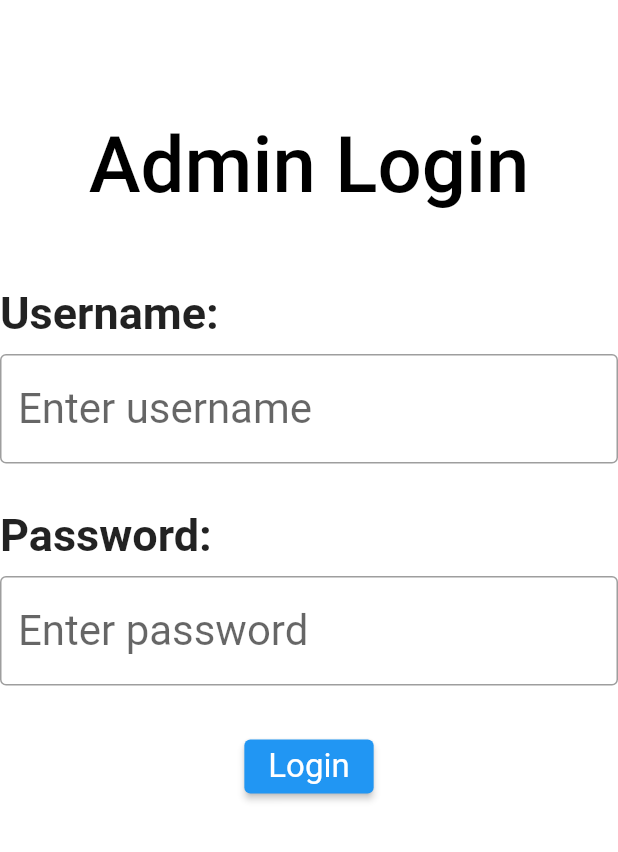
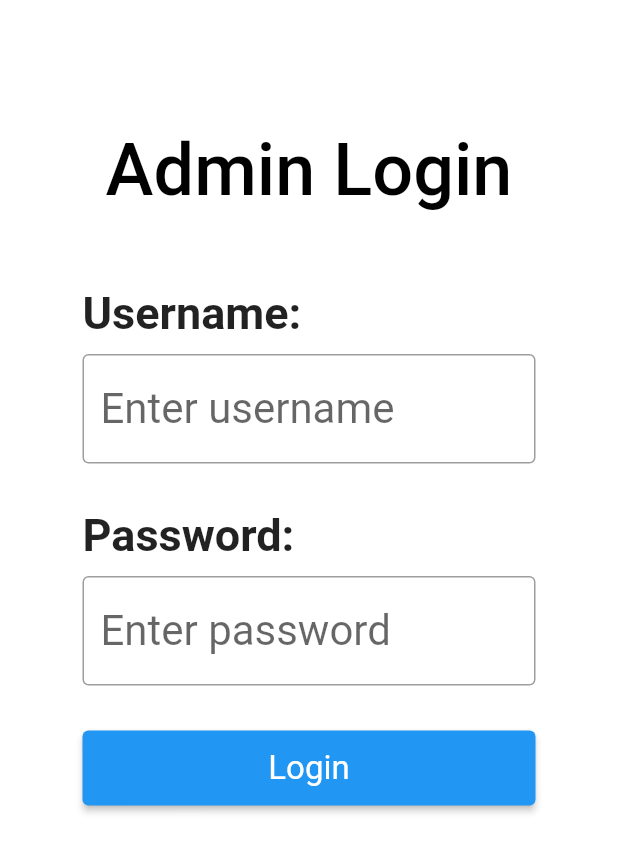
Before and after one commit to NaitikVora/watchapp, a Flutter app: the screen it shows after launch, after a tap on "ADMIN", on a phone screen of 412 x 824 dp. Shown: the top 852 px of the screen. Run offline on Flutter 3.47's test engine with Material 2 defaults, Android fonts, the light colour scheme and no system bars; our stand-ins replace cloud_firestore, file_picker, firebase_auth, firebase_core, firebase_database, firebase_storage and 8 more; missing offline and left inert: firebase_admin, flutter_beautiful_popup, flutter_phone_direct_caller, geocoder, positioned_tap_detector_2; accounts and stored records are empty; statements that could not run were skipped; project files that could hold a hidden picture were left out.

```diff
--- a/lib/pages/adminLogin.dart
+++ b/lib/pages/adminLogin.dart
@@ -14,19 +14,21 @@ class _AdminLogin extends State<AdminLogin> {
   @override
   Widget build(BuildContext context) {
     return Scaffold(
+      resizeToAvoidBottomInset: false,
       backgroundColor: Colors.white,
       body: Container(
+          padding: EdgeInsets.all(55),
           child: Column(
             mainAxisAlignment: MainAxisAlignment.start,
             crossAxisAlignment: CrossAxisAlignment.start,
             children: [
               SizedBox(
-            height: 80,
+                height: 30,
               ),
               Center(
                 child: Text("Admin Login",
                     style: TextStyle(
-                    fontSize: 52,
+                        fontSize: 48,
                         color: Colors.black,
                         fontWeight: FontWeight.w500)),
               ),
@@ -62,6 +64,7 @@ class _AdminLogin extends State<AdminLogin> {
                 height: 10,
               ),
               TextField(
+                obscureText: true,
                 decoration: InputDecoration(
                   border: OutlineInputBorder(),
                   hintText: "Enter password",
@@ -75,12 +78,16 @@ class _AdminLogin extends State<AdminLogin> {
                 height: 30,
               ),
               Center(
+                child: SizedBox(
+                  width: MediaQuery.of(context).size.width,
+                  height: 50,
                   child: ElevatedButton(
                     style: ButtonStyle(
                         textStyle:
                             MaterialStateProperty.all(TextStyle(fontSize: 22))),
                     child: Text("Login"),
                     onPressed: () => adminChecker(),
+                  ),
                 ),
               )
             ],
--- a/lib/pages/homepage.dart
+++ b/lib/pages/homepage.dart
@@ -135,6 +135,7 @@ class _HomePageState extends State<HomePage> {
   Widget build(BuildContext context) {
     //FireNotif.fireNotif(); Call once user is signed in
     return Scaffold(
+      resizeToAvoidBottomInset: false,
       appBar: AppBar(
         title: Text("The Neighbourhood Watch App"),
       ),
```
Also changed, not shown: 16 other files. Lines whose indentation alone changed are shown as unchanged.
